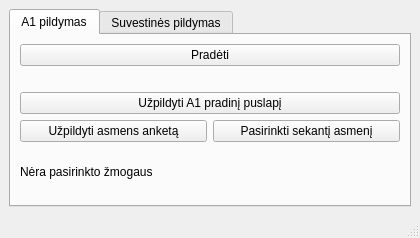
Old version of the form autodocs/autoUI/MainView.ui in the repository MantasReika/automateDocs.
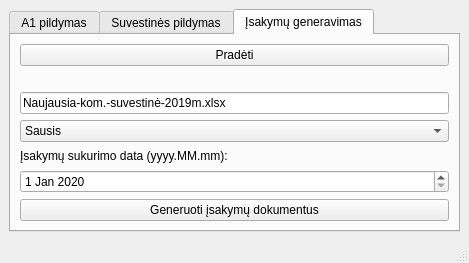
New version of the form.

Commit message: master added functionality to generate secondment docx files with infomartion taken from summary file

The edit to the form file:
```diff
--- a/autodocs/autoUI/MainView.ui
+++ b/autodocs/autoUI/MainView.ui
@@ -24,7 +24,7 @@
     <item>
      <widget class="QTabWidget" name="MainPage_tab">
       <property name="currentIndex">
-       <number>0</number>
+       <number>2</number>
       </property>
       <widget class="QWidget" name="tab_a1">
        <attribute name="title">
@@ -40,6 +40,13 @@
             </property>
            </widget>
           </item>
+          <item>
+           <widget class="QPushButton" name="ReloadConfig_button">
+            <property name="text">
+             <string>Perkrauti nustatymus</string>
+            </property>
+           </widget>
+          </item>
           <item>
            <spacer name="horizontalSpacer_2">
             <property name="orientation">
@@ -75,7 +82,7 @@
           <item>
            <layout class="QHBoxLayout" name="horizontalLayout_3">
             <item>
-             <widget class="QPushButton" name="FillPersonForm_button">
+             <widget class="QPushButton" name="FillPerson_button">
               <property name="toolTip">
                <string>Pridėkite naują anketą o tada paspauskite kad jį būtų užpildyta su sekančio asmens informacija</string>
               </property>
@@ -85,7 +92,7 @@
              </widget>
             </item>
             <item>
-             <widget class="QPushButton" name="SkipNextPersonForm_button">
+             <widget class="QPushButton" name="NextPerson_button">
               <property name="toolTip">
                <string>Pasirinkti sekantį asmenį iš sąrašo</string>
               </property>
@@ -94,6 +101,13 @@
               </property>
              </widget>
             </item>
+            <item>
+             <widget class="QPushButton" name="PreviousPerson_button">
+              <property name="text">
+               <string>Pasirinkti praeitą asmenį</string>
+              </property>
+             </widget>
+            </item>
            </layout>
           </item>
           <item>
@@ -219,6 +233,139 @@
         </item>
        </layout>
       </widget>
+      <widget class="QWidget" name="generate_secondments">
+       <attribute name="title">
+        <string>Įsakymų generavimas</string>
+       </attribute>
+       <layout class="QHBoxLayout" name="horizontalLayout_4">
+        <item>
+         <layout class="QVBoxLayout" name="verticalLayout_4">
+          <item>
+           <widget class="QPushButton" name="initSecondmentGenerateMainPage_button">
+            <property name="text">
+             <string>Pradėti</string>
+            </property>
+           </widget>
+          </item>
+          <item>
+           <spacer name="horizontalSpacer_4">
+            <property name="orientation">
+             <enum>Qt::Horizontal</enum>
+            </property>
+            <property name="sizeHint" stdset="0">
+             <size>
+              <width>40</width>
+              <height>20</height>
+             </size>
+            </property>
+           </spacer>
+          </item>
+          <item>
+           <widget class="QLineEdit" name="SecondmentSummaryFileName_line">
+            <property name="text">
+             <string notr="true">Naujausia-kom.-suvestinė-2019m.xlsx</string>
+            </property>
+           </widget>
+          </item>
+          <item>
+           <widget class="QComboBox" name="SecondmentSummaryMonth_dropdown">
+            <property name="maxVisibleItems">
+             <number>12</number>
+            </property>
+            <item>
+             <property name="text">
+              <string>Sausis</string>
+             </property>
+            </item>
+            <item>
+             <property name="text">
+              <string>Vasaris</string>
+             </property>
+            </item>
+            <item>
+             <property name="text">
+              <string>Kovas</string>
+             </property>
+            </item>
+            <item>
+             <property name="text">
+              <string>Balandis</string>
+             </property>
+            </item>
+            <item>
+             <property name="text">
+              <string>Gegužė</string>
+             </property>
+            </item>
+            <item>
+             <property name="text">
+              <string>Birželis</string>
+             </property>
+            </item>
+            <item>
+             <property name="text">
+              <string>Liepa</string>
+             </property>
+            </item>
+            <item>
+             <property name="text">
+              <string>Rugpjūtis</string>
+             </property>
+            </item>
+            <item>
+             <property name="text">
+              <string>Rugsėjis</string>
+             </property>
+            </item>
+            <item>
+             <property name="text">
+              <string>Spalis</string>
+             </property>
+            </item>
+            <item>
+             <property name="text">
+              <string>Lapkritis</string>
+             </property>
+            </item>
+            <item>
+             <property name="text">
+              <string>Gruodis</string>
+             </property>
+            </item>
+           </widget>
+          </item>
+          <item>
+           <widget class="QLabel" name="secondmentDocFormationDate_label">
+            <property name="text">
+             <string>Įsakymų sukurimo data (yyyy.MM.mm):</string>
+            </property>
+           </widget>
+          </item>
+          <item>
+           <widget class="QDateEdit" name="SecondmentDocFormationDate_DateEdit">
+            <property name="dateTime">
+             <datetime>
+              <hour>0</hour>
+              <minute>0</minute>
+              <second>0</second>
+              <year>2020</year>
+              <month>1</month>
+              <day>1</day>
+             </datetime>
+            </property>
+           </widget>
+          </item>
+          <item>
+           <widget class="QPushButton" name="SecondmentGenerate_button">
+            <property name="text">
+             <string>Generuoti įsakymų dokumentus</string>
+            </property>
+           </widget>
+          </item>
+         </layout>
+        </item>
+       </layout>
+      </widget>
      </widget>
     </item>
    </layout>
```
Left out of the diff: 1 changed line with no effect on the pictures. The commit also changes 14 other files.
